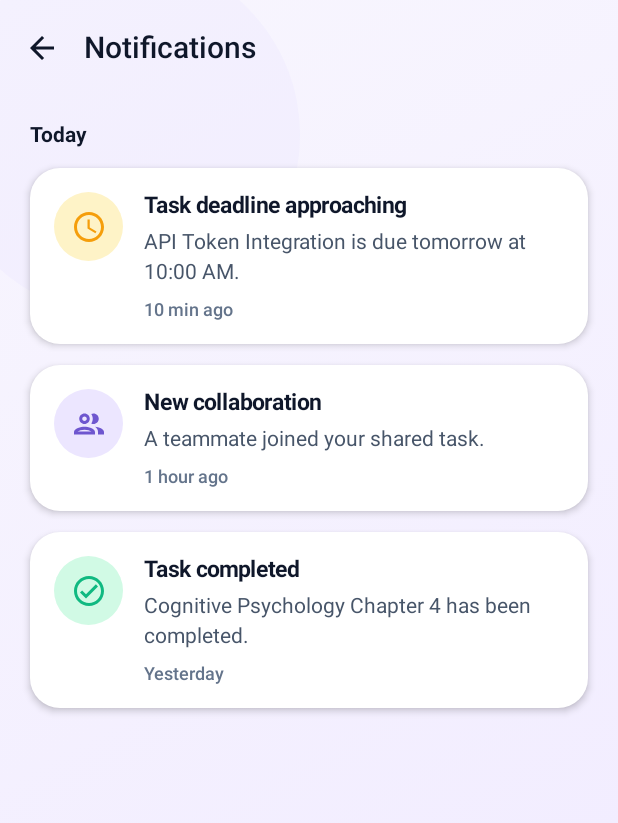
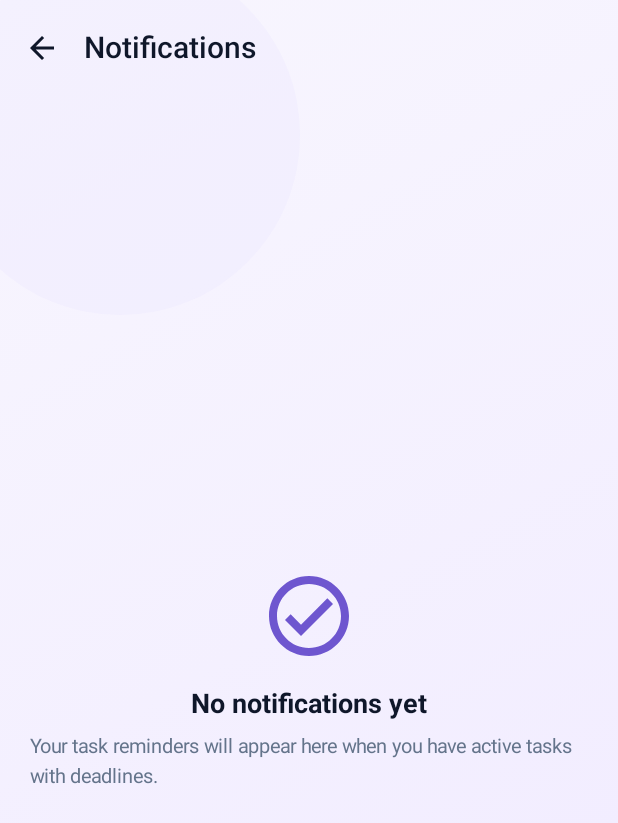
Before and after one commit to nikiiizahra/ZenTaskProject, an Android app built with Jetpack Compose: the NotificationScreen screen opened through its navigation route, on a phone screen of 412 x 824 dp. Shown: the top 823 px of the screen. Run offline under Robolectric (Android 15) with nearby library versions, the phone set to English and light mode, and no system bars; our stand-ins replace Room's generated code.

Commit message:
Connect notification screen with ViewModel

```diff
--- a/app/src/main/java/com/example/zentask/MainActivity.kt
+++ b/app/src/main/java/com/example/zentask/MainActivity.kt
@@ -329,8 +329,10 @@ fun ZenTaskAppNavHost(
         // =============================================
 
         composable("notifications") {
-
-            NotificationScreen(navController)
+            NotificationScreen(
+                navController = navController,
+                vm = vm
+            )
         }
 
         // =============================================
--- a/app/src/main/java/com/example/zentask/ui/screens/NotificationScreen.kt
+++ b/app/src/main/java/com/example/zentask/ui/screens/NotificationScreen.kt
@@ -1,3 +1,4 @@
+
 package com.example.zentask.ui.screens
 
 import androidx.compose.foundation.background
@@ -7,10 +8,9 @@ import androidx.compose.foundation.shape.RoundedCornerShape
 import androidx.compose.material.icons.Icons
 import androidx.compose.material.icons.filled.ArrowBack
 import androidx.compose.material.icons.outlined.CheckCircle
-import androidx.compose.material.icons.outlined.Group
 import androidx.compose.material.icons.outlined.Schedule
 import androidx.compose.material3.*
-import androidx.compose.runtime.Composable
+import androidx.compose.runtime.*
 import androidx.compose.ui.Alignment
 import androidx.compose.ui.Modifier
 import androidx.compose.ui.graphics.Color
@@ -20,12 +20,27 @@ import androidx.compose.ui.unit.sp
 import androidx.navigation.NavHostController
 import com.example.zentask.ZenTaskTheme
 import com.example.zentask.ui.components.ZenBackground
+import com.example.zentask.model.TaskStatus
+import com.example.zentask.viewmodel.ZenTaskViewModel
 
 @OptIn(ExperimentalMaterial3Api::class)
 @Composable
 fun NotificationScreen(
-    navController: NavHostController
+    navController: NavHostController,
+    vm: ZenTaskViewModel
 ) {
+
+    val tasks by vm.tasks.collectAsState()
+
+    val activeTasks = tasks.filter {
+        it.status != TaskStatus.COMPLETED
+    }
+
+    val notificationTasks = activeTasks.filter {
+        it.dueText.isNotBlank() &&
+                it.dueText != "No deadline"
+    }
+
     ZenBackground {
 
         Scaffold(
@@ -61,6 +76,7 @@ fun NotificationScreen(
                     }
                 )
             }
+
         ) { paddingValues ->
 
             Column(
@@ -68,6 +84,7 @@ fun NotificationScreen(
                     .fillMaxSize()
                     .padding(paddingValues)
                     .padding(horizontal = 20.dp),
+
                 verticalArrangement = Arrangement.spacedBy(14.dp)
             ) {
 
@@ -75,54 +92,77 @@ fun NotificationScreen(
                     modifier = Modifier.height(4.dp)
                 )
 
+                if (notificationTasks.isEmpty()) {
+
+                    Box(
+                        modifier = Modifier
+                            .fillMaxWidth()
+                            .weight(1f),
+                        contentAlignment = Alignment.Center
+                    ) {
+
+                        Column(
+                            horizontalAlignment = Alignment.CenterHorizontally
+                        ) {
+
+                            Icon(
+                                imageVector = Icons.Outlined.CheckCircle,
+                                contentDescription = null,
+                                tint = ZenTaskTheme.Primary,
+                                modifier = Modifier.size(64.dp)
+                            )
+
+                            Spacer(
+                                modifier = Modifier.height(16.dp)
+                            )
+
                             Text(
-                    text = "Today",
+                                text = "No notifications yet",
+                                fontSize = 18.sp,
+                                fontWeight = FontWeight.Bold,
+                                color = ZenTaskTheme.TextPrimary
+                            )
+
+                            Spacer(
+                                modifier = Modifier.height(8.dp)
+                            )
+
+                            Text(
+                                text = "Your task reminders will appear here when you have active tasks with deadlines.",
+                                fontSize = 13.sp,
+                                color = Color(0xFF64748B),
+                                lineHeight = 20.sp
+                            )
+                        }
+                    }
+
+                } else {
+
+                    Text(
+                        text = "Your Task Reminders",
                         fontSize = 14.sp,
                         fontWeight = FontWeight.Bold,
                         color = ZenTaskTheme.TextPrimary
                     )
 
-                NotificationItem(
-                    icon = {
-                        Icon(
-                            imageVector = Icons.Outlined.Schedule,
-                            contentDescription = "Deadline",
-                            tint = Color(0xFFF59E0B)
-                        )
-                    },
-                    title = "Task deadline approaching",
-                    message = "API Token Integration is due tomorrow at 10:00 AM.",
-                    time = "10 min ago",
-                    iconBackground = Color(0xFFFEF3C7)
-                )
+                    notificationTasks.forEach { task ->
 
                         NotificationItem(
-                    icon = {
-                        Icon(
-                            imageVector = Icons.Outlined.Group,
-                            contentDescription = "Collaboration",
-                            tint = ZenTaskTheme.Primary
+                            title = task.title,
+                            message = "Deadline: ${task.dueText}",
+                            time = when (task.status) {
+                                TaskStatus.IN_PROGRESS ->
+                                    "In Progress"
+
+                                TaskStatus.NOT_STARTED ->
+                                    "Not Started"
+
+                                TaskStatus.COMPLETED ->
+                                    "Completed"
+                            }
                         )
-                    },
-                    title = "New collaboration",
-                    message = "A teammate joined your shared task.",
-                    time = "1 hour ago",
-                    iconBackground = ZenTaskTheme.PrimaryContainer
-                )
-
-                NotificationItem(
-                    icon = {
-                        Icon(
-                            imageVector = Icons.Outlined.CheckCircle,
-                            contentDescription = "Completed",
-                            tint = Color(0xFF10B981)
-                        )
-                    },
-                    title = "Task completed",
-                    message = "Cognitive Psychology Chapter 4 has been completed.",
-                    time = "Yesterday",
-                    iconBackground = Color(0xFFD1FAE5)
-                )
+                    }
+                }
             }
         }
     }
@@ -130,18 +170,18 @@ fun NotificationScreen(
 
 @Composable
 fun NotificationItem(
-    icon: @Composable () -> Unit,
     title: String,
     message: String,
-    time: String,
-    iconBackground: Color
+    time: String
 ) {
+
     Surface(
         modifier = Modifier.fillMaxWidth(),
         shape = RoundedCornerShape(20.dp),
         color = Color.White,
         shadowElevation = 3.dp
     ) {
+
         Row(
             modifier = Modifier.padding(16.dp),
             verticalAlignment = Alignment.Top
@@ -151,12 +191,17 @@ fun NotificationItem(
                 modifier = Modifier
                     .size(46.dp)
                     .background(
-                        color = iconBackground,
+                        color = Color(0xFFFEF3C7),
                         shape = CircleShape
                     ),
                 contentAlignment = Alignment.Center
             ) {
-                icon()
+
+                Icon(
+                    imageVector = Icons.Outlined.Schedule,
+                    contentDescription = "Task deadline",
+                    tint = Color(0xFFF59E0B)
+                )
             }
 
             Spacer(
@@ -181,7 +226,6 @@ fun NotificationItem(
                 Text(
                     text = message,
                     fontSize = 14.sp,
-                    lineHeight = 20.sp,
                     color = Color(0xFF475569)
                 )
 
```
Lines whose indentation alone changed are shown as unchanged.
